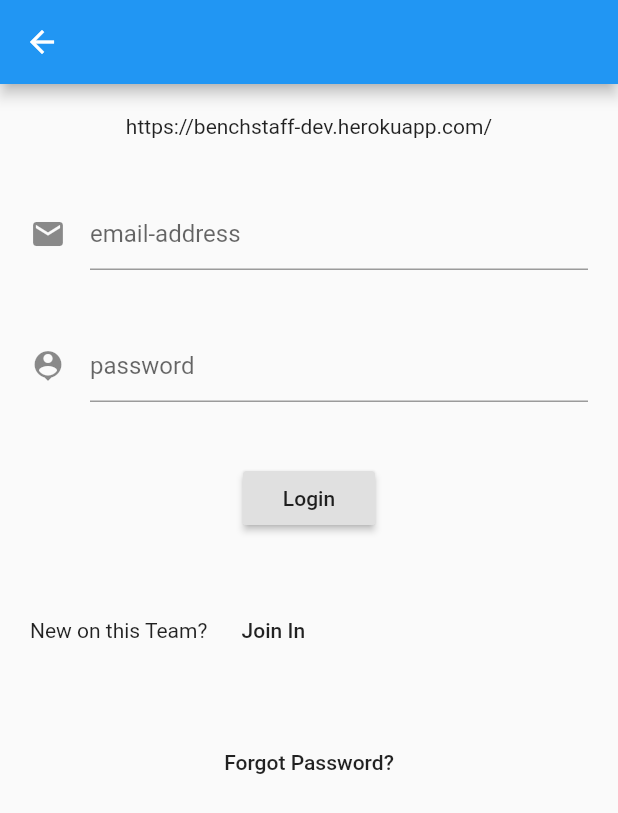
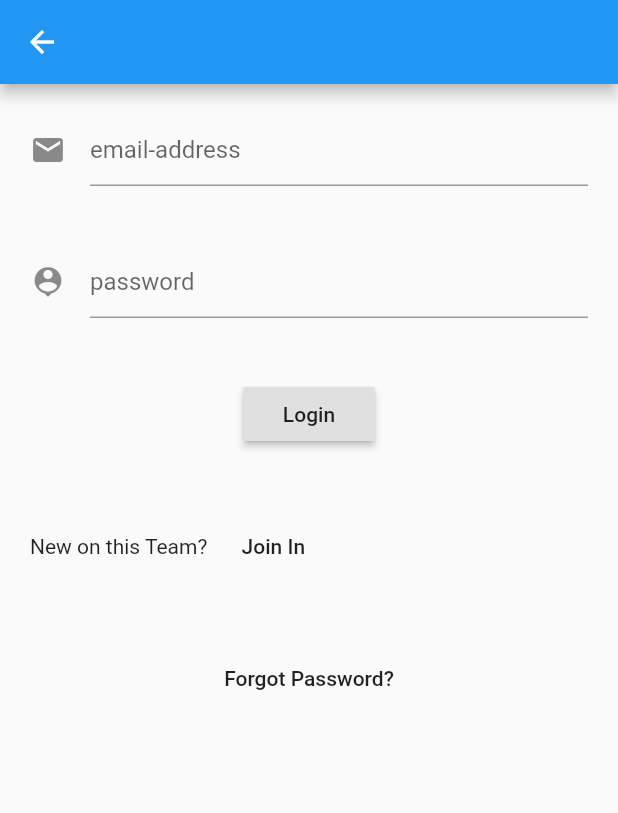
Before and after one commit to Shahidbangash/hireMeDbProject, a Flutter app: the screen it shows after launch, after a tap on "Service Provider", on a phone screen of 412 x 824 dp. Shown: the top 813 px of the screen. Run offline on Flutter 3.47's test engine with Material 2 defaults, Android fonts, the phone set to English and light mode, and no system bars; network calls fail.

Commit message:
small changes

```diff
--- a/lib/afterlogin.dart
+++ b/lib/afterlogin.dart
@@ -16,7 +16,6 @@ class _AfterLogin extends State<AfterLogin> {
     // TODO: implement build
     return new Scaffold(
       appBar: AppBar(
-        title: Text('benchstaff'),
       ),
       body: Center(),
       drawer: Drawer(
--- a/lib/forgotemailpage.dart
+++ b/lib/forgotemailpage.dart
@@ -22,12 +22,13 @@ class _ForgotEmailState extends State<ForgotEmail> {
     // TODO: implement build
     return new Scaffold(
       appBar: AppBar(
-        title: Text('benchstaff'),
       ),
       body: Center(
         child: Column(
           children: <Widget>[
-            Text('www.benchstaff.com/org/'),
+            Container(child: Text("Forgot Password")
+            ,
+            ),
             TextFormField(
               decoration: InputDecoration(hintText: 'email-address'),
               onFieldSubmitted: (value) {},
--- a/lib/loginpage.dart
+++ b/lib/loginpage.dart
@@ -44,11 +44,6 @@ class _UserLoginPageState extends State<UserLoginPage> {
 //                autovalidate: true,
                 child: Column(
                   children: <Widget>[
-                    Container(
-                      margin: EdgeInsets.all(20),
-                      child:
-                          Text('https://benchstaff-dev.herokuapp.com/'),
-                    ),
                     Container(
                       margin: EdgeInsets.all(20),
                       child: TextFormField(
--- a/lib/main.dart
+++ b/lib/main.dart
@@ -14,7 +14,7 @@ class _MyAppState extends State<MyApp> {
   @override
   Widget build(BuildContext context) {
     return MaterialApp(
-      title: 'Flutter Demo',
+      title: 'Hire_Me',
       theme: ThemeData(
         primarySwatch: Colors.blue,
       ),
--- a/lib/signuppage.dart
+++ b/lib/signuppage.dart
@@ -38,10 +38,6 @@ class _SignUpPageState extends State<SignUpPage> {
           Center(
             child: Column(
               children: <Widget>[
-                Container(
-                  child: Text('www.benchstaff.com/' + org),
-                  margin: EdgeInsets.all(10),
-                ),
                 Container(
                   child: TextField(
                     onChanged: (value) {
@@ -98,6 +94,7 @@ class _SignUpPageState extends State<SignUpPage> {
               Text('Already a member?'),
               FlatButton(
                 child: Text('Sign In'),
+                colorBrightness: Brightness.dark,
                 onPressed: () {
                   Navigator.pop(context);
                 },
```
